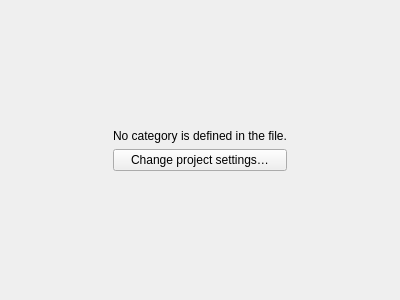
The window that src/main/python/genial/ui/documentview.ui (adamscott/genial) describes before a commit, drawn with Qt 5.
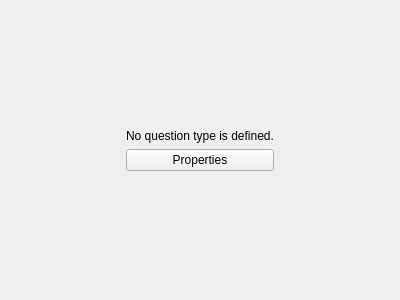
The same window after the commit. The open tabs and pages were chosen to show the change.

Commit message: Change text in consequence of the rename of category to question type.

Diff of the .ui file:
```diff
--- a/src/main/python/genial/ui/documentview.ui
+++ b/src/main/python/genial/ui/documentview.ui
@@ -75,7 +75,7 @@
            <item>
             <widget class="QLabel" name="label">
              <property name="text">
-              <string>No category is defined in the file.</string>
+              <string>No question type is defined.</string>
              </property>
              <property name="alignment">
               <set>Qt::AlignCenter</set>
@@ -85,7 +85,7 @@
            <item>
             <widget class="QPushButton" name="change_project_settings_button">
              <property name="text">
-              <string>Change project settings…</string>
+              <string>Properties</string>
              </property>
             </widget>
            </item>
```
Left out of the diff: 2 changed lines with no effect on the pictures.
